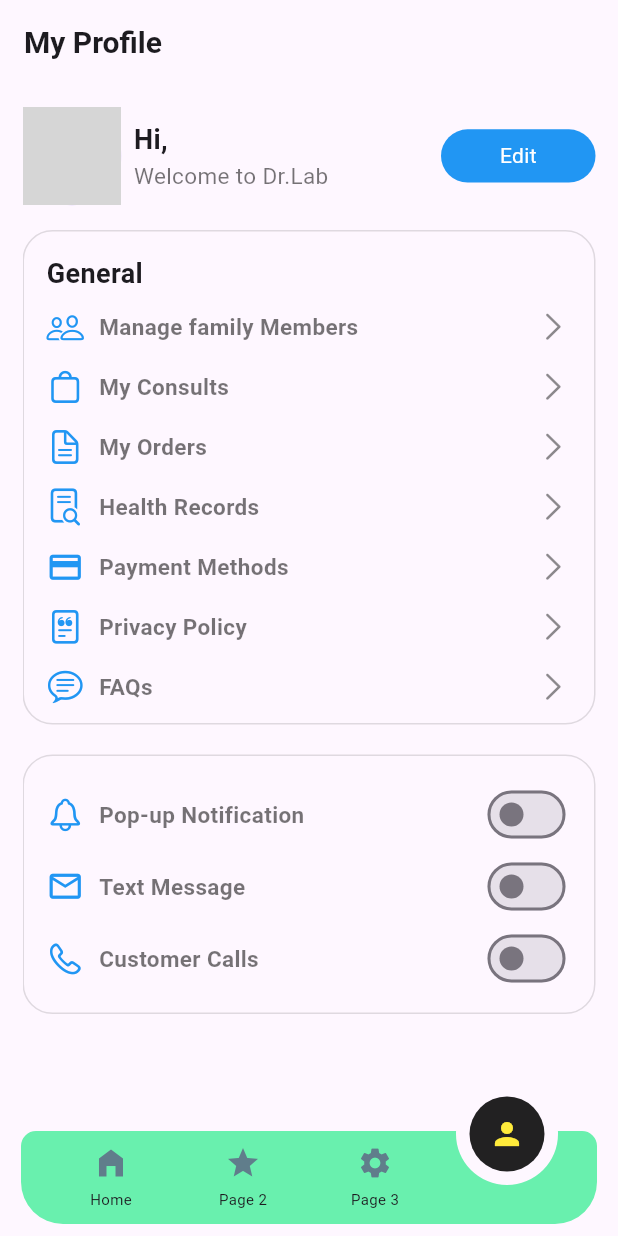
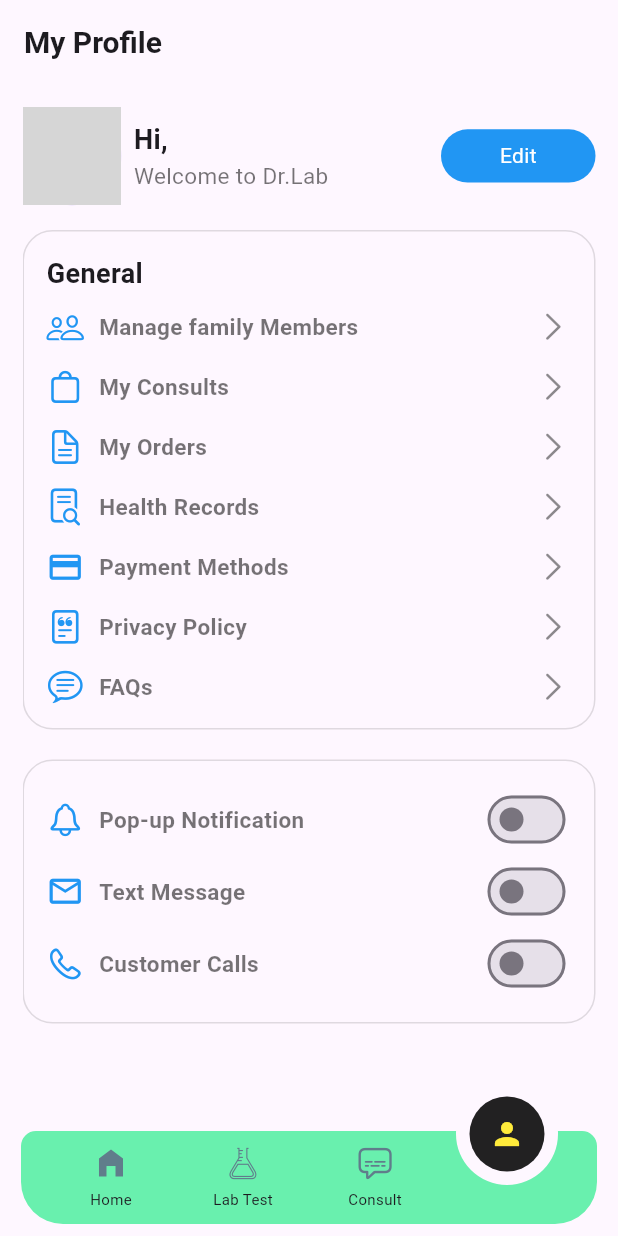
Before and after one commit to abhijeetsingh21/Doctor-Appointment-App-Flutter, a Flutter app: the BottomNav screen opened directly, item 4 of the bottom bar chosen, on a phone screen of 412 x 824 dp. Run offline on Flutter 3.47's test engine with Material 3 defaults, Android fonts, the phone set to English and light mode, and no system bars; drawn by our look-alikes of animated_notch_bottom_bar; our stand-ins replace animated_bottom_navigation_bar, cloud_firestore, date_picker_timeline, firebase_auth, firebase_core, firebase_storage and 2 more; accounts and stored records are empty; network calls fail; grey boxes are pictures that could not be loaded.

Commit message:
did changes

```diff
--- a/lib/Api/api.dart
+++ b/lib/Api/api.dart
@@ -107,6 +107,7 @@ class Api {
 
       final uploadTask = firebaseStorageRef.putFile(File(image.path));
       final snapshot = await uploadTask.whenComplete(() => {null});
+      log(uploadTask.toString());
       imageUrl = await snapshot.ref.getDownloadURL();
       prefs.setString('userImage', imageUrl!);
       await firestore
--- a/lib/BottomNavBar/bottomNav.dart
+++ b/lib/BottomNavBar/bottomNav.dart
@@ -8,6 +8,7 @@ import 'package:doctors_appointment/ProfilePage/profilePage.dart';
 import 'package:doctors_appointment/Test/labTest.dart';
 import 'package:doctors_appointment/consult/quickConsult.dart';
 import 'package:doctors_appointment/home/homeScreen.dart';
+import 'package:flutter/cupertino.dart';
 import 'package:flutter/material.dart';
 
 class BottomNav extends StatefulWidget {
@@ -19,7 +20,8 @@ class BottomNav extends StatefulWidget {
 
 class _BottomNavState extends State<BottomNav> {
   int index = 0;
-  final NotchBottomBarController _controller = NotchBottomBarController(index: 0);
+  final NotchBottomBarController _controller =
+      NotchBottomBarController(index: 0);
   final List<Widget> bottomBarPages = [
     Homescreen(),
     LabTest(),
@@ -71,23 +73,24 @@ class _BottomNavState extends State<BottomNav> {
             itemLabel: 'Home',
           ),
           BottomBarItem(
-                  inActiveItem: Icon(Icons.star, color: Colors.blueGrey),
+            inActiveItem:
+                Icon(CupertinoIcons.lab_flask, color: Colors.blueGrey),
             activeItem: Icon(
-                    Icons.star,
+              CupertinoIcons.lab_flask,
               color: Colors.blueAccent,
             ),
-                  itemLabel: 'Page 2',
+            itemLabel: 'Lab Test',
           ),
           BottomBarItem(
             inActiveItem: Icon(
-                    Icons.settings,
+              CupertinoIcons.captions_bubble,
               color: Colors.blueGrey,
             ),
             activeItem: Icon(
-                    Icons.settings,
+              CupertinoIcons.captions_bubble,
               color: Colors.pink,
             ),
-                  itemLabel: 'Page 3',
+            itemLabel: 'Consult',
           ),
           BottomBarItem(
             inActiveItem: Icon(
--- a/lib/ProfilePage/profilePage.dart
+++ b/lib/ProfilePage/profilePage.dart
@@ -1,10 +1,7 @@
 // ignore_for_file: prefer_const_constructors, use_build_context_synchronously
-
-import 'dart:developer';
 
 import 'package:cloud_firestore/cloud_firestore.dart';
 import 'package:doctors_appointment/Api/api.dart';
-import 'package:doctors_appointment/Models/userModel.dart';
 import 'package:firebase_auth/firebase_auth.dart';
 import 'package:flutter/cupertino.dart';
 import 'package:flutter/material.dart';
@@ -25,7 +22,7 @@ class _ProfilepageState extends State<Profilepage> {
     Size size = MediaQuery.of(context).size;
     return Scaffold(
       appBar: AppBar(
-        automaticallyImplyLeading : false,
+        automaticallyImplyLeading: false,
         title: Text(
           'My Profile',
           style: TextStyle(fontSize: 20, fontWeight: FontWeight.bold),
@@ -59,7 +56,7 @@ class _ProfilepageState extends State<Profilepage> {
                                         child: AlertDialog(
                                           backgroundColor: Colors.transparent,
                                           content: Container(
-                                            height: size.height * 0.3,
+                                            height: size.height * 0.33,
                                             width: size.width * 0.7,
                                             decoration: BoxDecoration(
                                               borderRadius:
@@ -72,7 +69,7 @@ class _ProfilepageState extends State<Profilepage> {
                                                 height: double.infinity,
                                                 width: double.infinity,
                                                 fit: BoxFit.cover,
-                                                snapshot.data!['img'],
+                                                snapshot.data!['img'] ,
                                               ),
                                             ),
                                           ),
@@ -157,7 +154,8 @@ class _ProfilepageState extends State<Profilepage> {
                                                   context: context,
                                                   builder: (context) {
                                                     return AlertDialog(
-                                                      backgroundColor: Colors.transparent,
+                                                      backgroundColor:
+                                                          Colors.transparent,
                                                       // title:
                                                       // Text('Change name'),
                                                       content: SizedBox(
@@ -289,8 +287,8 @@ class _ProfilepageState extends State<Profilepage> {
                 ),
                 Container(
                   padding: EdgeInsets.all(15),
-                  height: size.height * 0.4,
-                  width: size.width * 1,
+                  // height: size.height * 0.4,
+                  // width: size.width * 1,
                   decoration: BoxDecoration(
                     border: Border.all(
                       color: Colors.black12,
@@ -396,8 +394,6 @@ class _ProfilepageState extends State<Profilepage> {
                 ),
                 Container(
                   padding: EdgeInsets.all(15),
-                  height: size.height * 0.21,
-                  width: size.width * 1,
                   decoration: BoxDecoration(
                     border: Border.all(
                       color: Colors.black12,
@@ -425,9 +421,7 @@ class _ProfilepageState extends State<Profilepage> {
                         ),
                         fieldName: 'Text Message',
                       ),
-                      // SizedBox(
-                      //   height: 15,
-                      // ),
+
                       SettingFields(
                         icon: Icon(
                           CupertinoIcons.phone,
--- a/pubspec.yaml
+++ b/pubspec.yaml
@@ -45,7 +45,7 @@ dependencies:
   image_picker: ^1.1.1
   intl: ^0.19.0
   animated_notch_bottom_bar: ^1.0.3
-  flutter_stripe: ^10.1.1
+  # flutter_stripe: ^10.1.1
   http: ^1.2.1
   # easy_search_bar: ^2.5.0
 
```
Also changed, not shown: pubspec.lock, 1 other file. Lines whose indentation alone changed are shown as unchanged.
